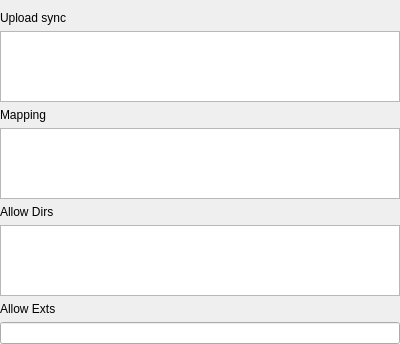
The window that addon/OSS/oss_form_dir_setting.ui (fengzhu2007/anycode) describes before a commit, drawn with Qt 5.
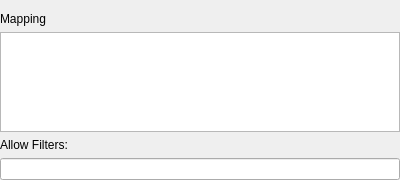
The same window after the commit. Custom widgets are drawn as their Qt base class.

```diff
--- a/addon/OSS/oss_form_dir_setting.ui
+++ b/addon/OSS/oss_form_dir_setting.ui
@@ -7,7 +7,7 @@
     <x>0</x>
     <y>0</y>
     <width>400</width>
-    <height>344</height>
+    <height>180</height>
    </rect>
   </property>
   <property name="minimumSize">
@@ -29,56 +29,6 @@
    <property name="bottomMargin">
     <number>0</number>
    </property>
-   <item>
-    <widget class="QLabel" name="label">
-     <property name="minimumSize">
-      <size>
-       <width>80</width>
-       <height>0</height>
-      </size>
-     </property>
-     <property name="maximumSize">
-      <size>
-       <width>80</width>
-       <height>16777215</height>
-      </size>
-     </property>
-     <property name="baseSize">
-      <size>
-       <width>80</width>
-       <height>0</height>
-      </size>
-     </property>
-     <property name="text">
-      <string>Upload sync</string>
-     </property>
-     <property name="alignment">
-      <set>Qt::AlignLeading|Qt::AlignLeft|Qt::AlignVCenter</set>
-     </property>
-    </widget>
-   </item>
-   <item>
-    <widget class="ady::DirMappingView" name="localTreeView">
-     <property name="maximumSize">
-      <size>
-       <width>16777215</width>
-       <height>100</height>
-      </size>
-     </property>
-     <property name="editTriggers">
-      <set>QAbstractItemView::CurrentChanged|QAbstractItemView::DoubleClicked|QAbstractItemView::EditKeyPressed|QAbstractItemView::SelectedClicked</set>
-     </property>
-     <property name="selectionMode">
-      <enum>QAbstractItemView::SingleSelection</enum>
-     </property>
-     <property name="rootIsDecorated">
-      <bool>false</bool>
-     </property>
-     <property name="itemsExpandable">
-      <bool>false</bool>
-     </property>
-    </widget>
-   </item>
    <item>
     <widget class="QLabel" name="re">
      <property name="minimumSize">
@@ -109,41 +59,12 @@
    </item>
    <item>
     <widget class="ady::DirMappingView" name="remoteTreeView">
-     <property name="maximumSize">
-      <size>
-       <width>16777215</width>
-       <height>100</height>
-      </size>
-     </property>
-     <property name="editTriggers">
-      <set>QAbstractItemView::CurrentChanged|QAbstractItemView::EditKeyPressed|QAbstractItemView::SelectedClicked</set>
-     </property>
-     <property name="rootIsDecorated">
-      <bool>false</bool>
-     </property>
-     <property name="itemsExpandable">
-      <bool>false</bool>
-     </property>
-    </widget>
-   </item>
-   <item>
-    <widget class="QLabel" name="label_2">
      <property name="minimumSize">
       <size>
-       <width>80</width>
-       <height>0</height>
+       <width>0</width>
+       <height>100</height>
       </size>
      </property>
-     <property name="text">
-      <string>Allow Dirs</string>
-     </property>
-     <property name="alignment">
-      <set>Qt::AlignLeading|Qt::AlignLeft|Qt::AlignVCenter</set>
-     </property>
-    </widget>
-   </item>
-   <item>
-    <widget class="ady::DirMappingView" name="allowDirTreeView">
      <property name="maximumSize">
       <size>
        <width>16777215</width>
@@ -182,7 +103,7 @@
       </size>
      </property>
      <property name="text">
-      <string>Allow Exts</string>
+      <string>Allow Filters:</string>
      </property>
      <property name="alignment">
       <set>Qt::AlignLeading|Qt::AlignLeft|Qt::AlignVCenter</set>
```
